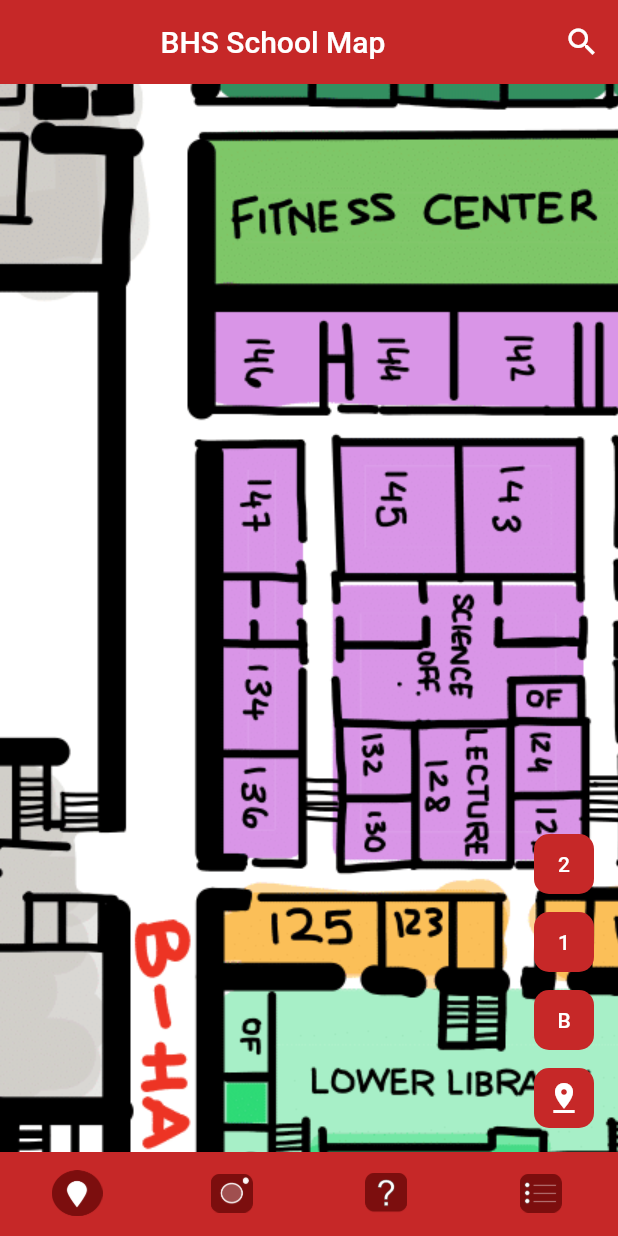
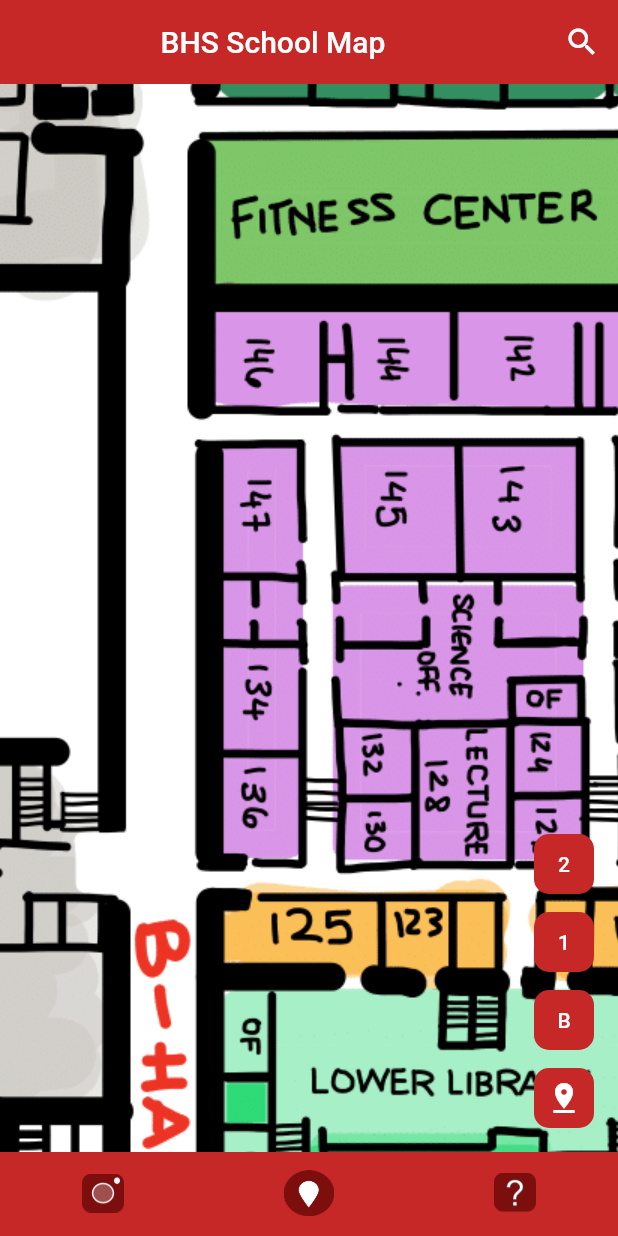
Before and after one commit to Nigel-Karunaratne/BHS_CompanionApp, a Flutter app: the screen it shows after launch, on a phone screen of 412 x 824 dp. Run offline on Flutter 3.47's test engine with Material 2 defaults, Android fonts, the light colour scheme and no system bars; our stand-ins replace flutter_native_splash; missing offline and left inert: mobile_scanner.

Commit message:
Essentially deprecated the Schedule view for now.

```diff
--- a/lib/main.dart
+++ b/lib/main.dart
@@ -43,7 +43,7 @@ class MainApp extends StatelessWidget {
         initialRoute: "/map",
         routes: {
           "/map": (context) => MapView(),
-          "/sched": (context) => ScheduleView(),
+          // "/sched": (context) => ScheduleView(), //* Deprecated feature as of now, we didn't know how to effectively implement it.
           "/resources": (context) => ResourcesView(),
           "/qr": (context) => QRScannerView(),
         },
--- a/lib/views/widgets/bottomnavbar.dart
+++ b/lib/views/widgets/bottomnavbar.dart
@@ -18,7 +18,7 @@ class _CustomBottomNavBarState extends State<CustomBottomNavBar> {
         backgroundColor: Colors.red[800],
         selectedItemColor: Colors.grey[50],
         unselectedItemColor: Colors.grey[500],
-        selectedIconTheme: IconThemeData(color: Colors.white),
+        selectedIconTheme: const IconThemeData(color: Colors.white),
         unselectedIconTheme: IconThemeData(color: Colors.grey[50]),
 
         selectedFontSize: 0,
@@ -29,21 +29,22 @@ class _CustomBottomNavBarState extends State<CustomBottomNavBar> {
 
         items: [
           BottomNavigationBarItem(
+            icon: Image.asset("assets/icons/bn_camera.png", scale: 3,),
+            label: "QR Scanner"
+          ),
+          BottomNavigationBarItem(
             icon: Image.asset("assets/icons/bn_map.png", scale: 3,),
             label: "Map"
-          ),
-          BottomNavigationBarItem(
-            icon: Image.asset("assets/icons/bn_camera.png", scale: 3,),
-            label: "QR Scanner"
           ),
           BottomNavigationBarItem(
             icon: Image.asset("assets/icons/bn_questionmark.png", scale: 3,),
             label: "Helpful Links"
           ),
-          BottomNavigationBarItem(
-            icon: Image.asset("assets/icons/bn_3dots.png", scale: 3,),
-            label: "Schedule"
-          ),
+          //* THIS IS FOR A CUT FEATURE
+          // BottomNavigationBarItem(
+          //   icon: Image.asset("assets/icons/bn_3dots.png", scale: 3,),
+          //   label: "Schedule"
+          // ),
         ],
 
         onTap: (index) {
```
Also changed, not shown: lib/views/schedview.dart (+6 -6 lines).
